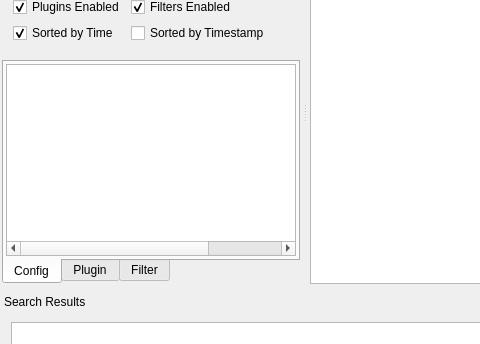
COVESA/dlt-viewer, file src/mainwindow.ui: the form before one commit; both pictures show x 0 to 480 and y 111 to 455 of the 1001 by 658 pixel window.
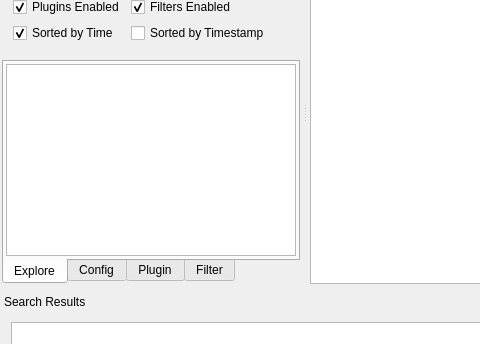
The form after the commit. Icons and pictures are not drawn. Custom widgets are drawn as their Qt base class.

Commit message: Add file explorer feature

```diff
--- a/src/mainwindow.ui
+++ b/src/mainwindow.ui
@@ -428,6 +428,38 @@
        <property name="movable">
         <bool>false</bool>
        </property>
+       <widget class="QWidget" name="tabExplore">
+        <property name="focusPolicy">
+         <enum>Qt::NoFocus</enum>
+        </property>
+        <attribute name="title">
+         <string>Explore</string>
+        </attribute>
+        <layout class="QVBoxLayout" name="verticalLayout_66">
+         <property name="leftMargin">
+          <number>2</number>
+         </property>
+         <property name="topMargin">
+          <number>2</number>
+         </property>
+         <property name="rightMargin">
+          <number>2</number>
+         </property>
+         <property name="bottomMargin">
+          <number>2</number>
+         </property>
+         <item>
+          <widget class="QTreeView" name="exploreView">
+           <property name="sortingEnabled">
+            <bool>true</bool>
+           </property>
+           <attribute name="headerVisible">
+            <bool>false</bool>
+           </attribute>
+          </widget>
+         </item>
+        </layout>
+       </widget>
        <widget class="QWidget" name="tabConfig">
         <property name="focusPolicy">
          <enum>Qt::NoFocus</enum>
```
The commit also changes 2 other files.
